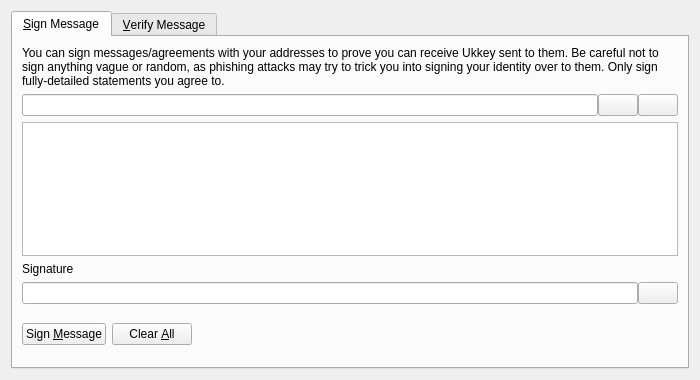
Old version of the form src/qt/forms/signverifymessagedialog.ui in the repository VolkshashDEV/volkshashcore.
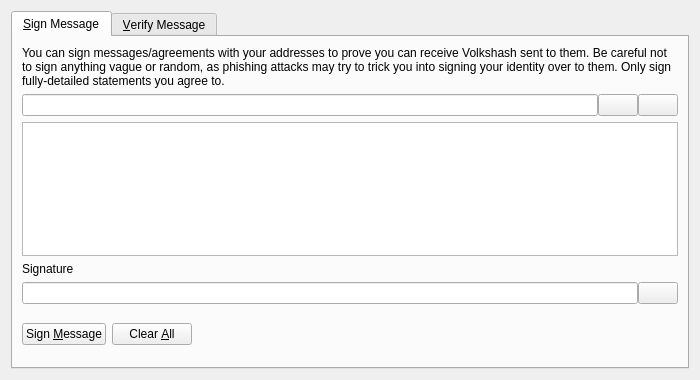
New version of the form. Custom widgets are drawn as their Qt base class.

Diff of the .ui file:
```diff
--- a/src/qt/forms/signverifymessagedialog.ui
+++ b/src/qt/forms/signverifymessagedialog.ui
@@ -30,7 +30,7 @@
        <item>
         <widget class="QLabel" name="infoLabel_SM">
          <property name="text">
-          <string>You can sign messages/agreements with your addresses to prove you can receive Ukkey sent to them. Be careful not to sign anything vague or random, as phishing attacks may try to trick you into signing your identity over to them. Only sign fully-detailed statements you agree to.</string>
+          <string>You can sign messages/agreements with your addresses to prove you can receive Volkshash sent to them. Be careful not to sign anything vague or random, as phishing attacks may try to trick you into signing your identity over to them. Only sign fully-detailed statements you agree to.</string>
          </property>
          <property name="textFormat">
           <enum>Qt::PlainText</enum>
```
Left out of the diff: 10 changed lines with no effect on the pictures.
